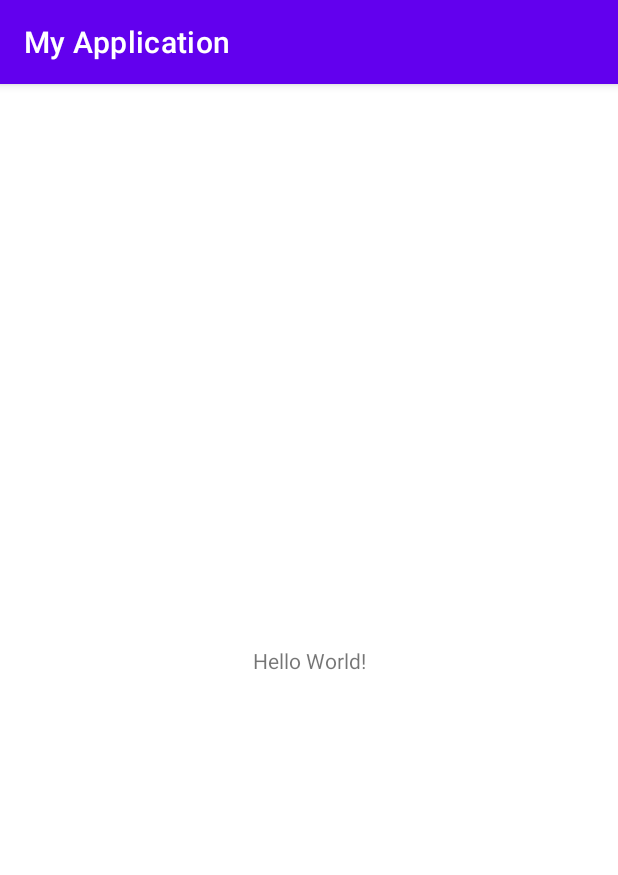
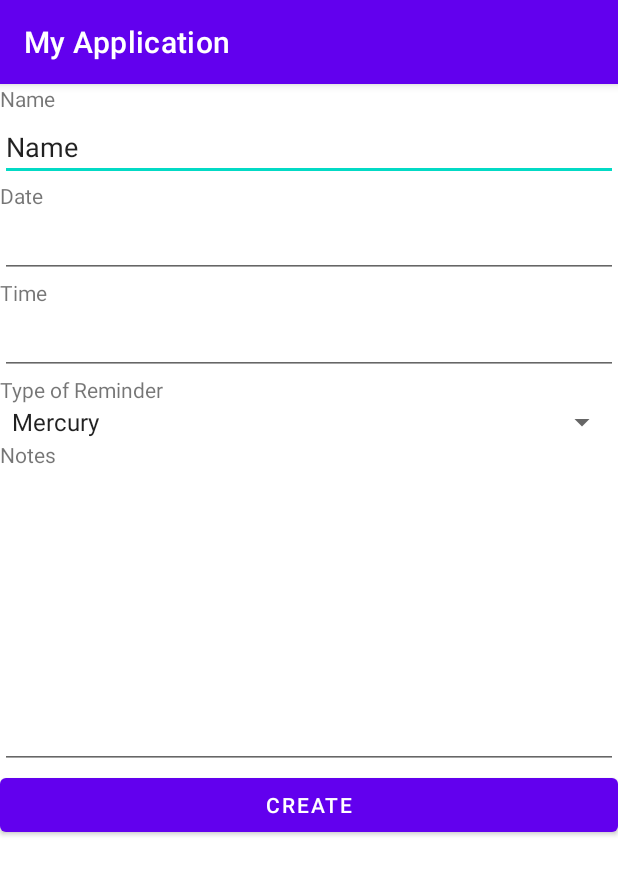
Before and after one commit to codpathin/selfcare-app, an Android app: the screen it shows after launch (MainActivity), on a phone screen of 412 x 824 dp. Shown: the top 875 px of the screen. Run offline under Robolectric (Android 15) with nearby library versions, the phone set to English and light mode, and no system bars.

Commit message:
new task layout

```diff
--- a/app/src/main/java/com/example/myapplication/MainActivity.java
+++ b/app/src/main/java/com/example/myapplication/MainActivity.java
@@ -3,12 +3,22 @@ package com.example.myapplication;
 import androidx.appcompat.app.AppCompatActivity;
 
 import android.os.Bundle;
+import android.widget.ArrayAdapter;
+import android.widget.Spinner;
 
 public class MainActivity extends AppCompatActivity {
 
     @Override
     protected void onCreate(Bundle savedInstanceState) {
         super.onCreate(savedInstanceState);
-        setContentView(R.layout.activity_main);
+        setContentView(R.layout.task_create);
+        Spinner spinner = (Spinner) findViewById(R.id.spinnerTask);
+// Create an ArrayAdapter using the string array and a default spinner layout
+        ArrayAdapter<CharSequence> adapter = ArrayAdapter.createFromResource(this,
+                R.array.planets_array, android.R.layout.simple_spinner_item);
+// Specify the layout to use when the list of choices appears
+        adapter.setDropDownViewResource(android.R.layout.simple_spinner_dropdown_item);
+// Apply the adapter to the spinner
+        spinner.setAdapter(adapter);
     }
 }
--- /dev/null
+++ b/app/src/main/res/layout/task_create.xml
@@ -0,0 +1,78 @@
+<?xml version="1.0" encoding="utf-8"?>
+<LinearLayout xmlns:android="http://schemas.android.com/apk/res/android"
+    android:layout_width="match_parent"
+    android:layout_height="match_parent"
+    android:orientation="vertical">
+
+    <TextView
+        android:id="@+id/textView4"
+        android:layout_width="match_parent"
+        android:layout_height="wrap_content"
+        android:text="Name" />
+
+    <EditText
+        android:id="@+id/editTextTextPersonName4"
+        android:layout_width="match_parent"
+        android:layout_height="wrap_content"
+        android:ems="10"
+        android:inputType="textPersonName"
+        android:text="Name" />
+
+    <TextView
+        android:id="@+id/textView5"
+        android:layout_width="match_parent"
+        android:layout_height="wrap_content"
+        android:text="Date" />
+
+    <EditText
+        android:id="@+id/editTextDate"
+        android:layout_width="match_parent"
+        android:layout_height="wrap_content"
+        android:ems="10"
+        android:inputType="date" />
+
+    <TextView
+        android:id="@+id/textView6"
+        android:layout_width="match_parent"
+        android:layout_height="wrap_content"
+        android:text="Time" />
+
+    <EditText
+        android:id="@+id/editTextTime"
+        android:layout_width="match_parent"
+        android:layout_height="wrap_content"
+        android:ems="10"
+        android:inputType="time" />
+
+    <TextView
+        android:id="@+id/textView7"
+        android:layout_width="match_parent"
+        android:layout_height="wrap_content"
+        android:text="Type of Reminder" />
+
+    <Spinner
+        android:id="@+id/spinnerTask"
+        android:layout_width="match_parent"
+        android:layout_height="wrap_content" />
+
+    <TextView
+        android:id="@+id/textView9"
+        android:layout_width="match_parent"
+        android:layout_height="wrap_content"
+        android:text="Notes" />
+
+    <EditText
+        android:id="@+id/editTextTextMultiLine"
+        android:layout_width="match_parent"
+        android:layout_height="200dp"
+        android:ems="10"
+        android:gravity="start|top"
+        android:inputType="textMultiLine" />
+
+    <Button
+        android:id="@+id/button3"
+        android:layout_width="match_parent"
+        android:layout_height="wrap_content"
+        android:text="create" />
+
+</LinearLayout>
--- a/app/src/main/res/values/strings.xml
+++ b/app/src/main/res/values/strings.xml
@@ -1,3 +1,13 @@
 <resources>
     <string name="app_name">My Application</string>
+    <string-array name="planets_array">
+        <item>Mercury</item>
+        <item>Venus</item>
+        <item>Earth</item>
+        <item>Mars</item>
+        <item>Jupiter</item>
+        <item>Saturn</item>
+        <item>Uranus</item>
+        <item>Neptune</item>
+    </string-array>
 </resources>
```
